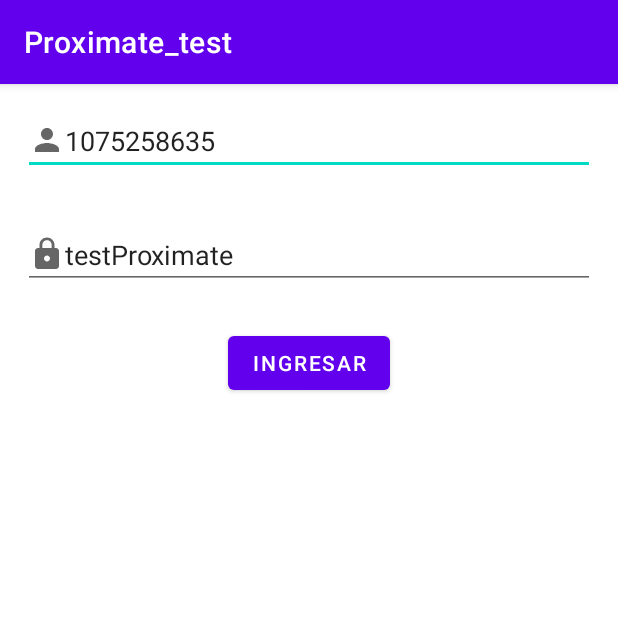
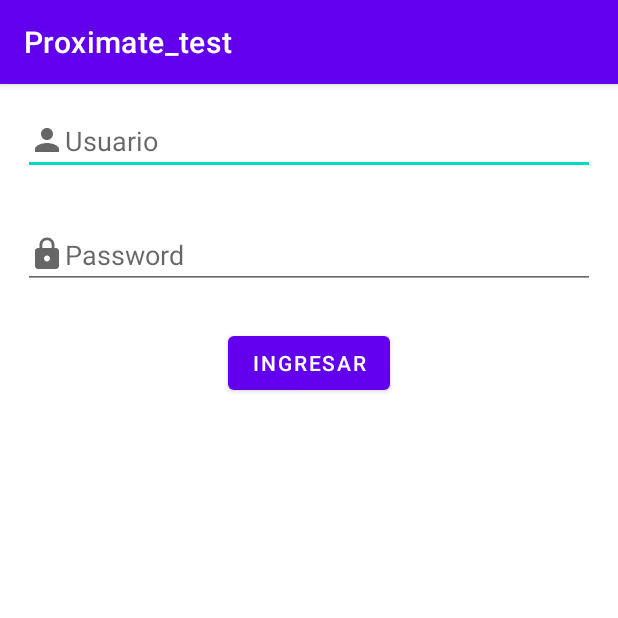
Before and after one commit to jaachury50/Proximate_test, an Android app: the screen it shows after launch (MainActivity), on a phone screen of 412 x 824 dp, the top half of it. Run offline under Robolectric (Android 15) with nearby library versions, the phone set to English and light mode, and no system bars; our stand-ins replace Volley.

Commit message:
prueba proximate

```diff
--- a/app/src/main/java/com/example/proximate_test/Views/ProductsActivity.java
+++ b/app/src/main/java/com/example/proximate_test/Views/ProductsActivity.java
@@ -41,10 +41,10 @@ public class ProductsActivity extends AppCompatActivity implements NavigationVie
         FragmentManager fragmentManager = getSupportFragmentManager();
         if(id == R.id.navigation_home){
             fragmentManager.beginTransaction().replace(R.id.nav_host_fragment, new PrincipalFragment()).commit();
-            Toast.makeText(ProductsActivity.this,"home",Toast.LENGTH_SHORT).show();
+            Toast.makeText(ProductsActivity.this,"Home",Toast.LENGTH_SHORT).show();
         }else if (id == R.id.sension_end){
             CloseSesion();
-            Toast.makeText(ProductsActivity.this,"cerrar sesion",Toast.LENGTH_SHORT).show();
+            Toast.makeText(ProductsActivity.this,"Cerrar sesión",Toast.LENGTH_SHORT).show();
         }
         return true;
     }
--- a/app/src/main/res/layout/activity_main.xml
+++ b/app/src/main/res/layout/activity_main.xml
@@ -13,7 +13,6 @@
         android:layout_height="wrap_content"
         android:hint="Usuario"
         android:inputType="number"
-        android:text="1075258635"
         android:drawableStart="@drawable/ic_baseline_person_24"
         android:layout_margin="15dp"/>
 
@@ -22,7 +21,6 @@
         android:layout_width="match_parent"
         android:layout_height="wrap_content"
         android:hint="Password"
-        android:text="testProximate"
         android:drawableStart="@drawable/ic_baseline_lock_24"
         android:layout_margin="15dp"/>
 
```
